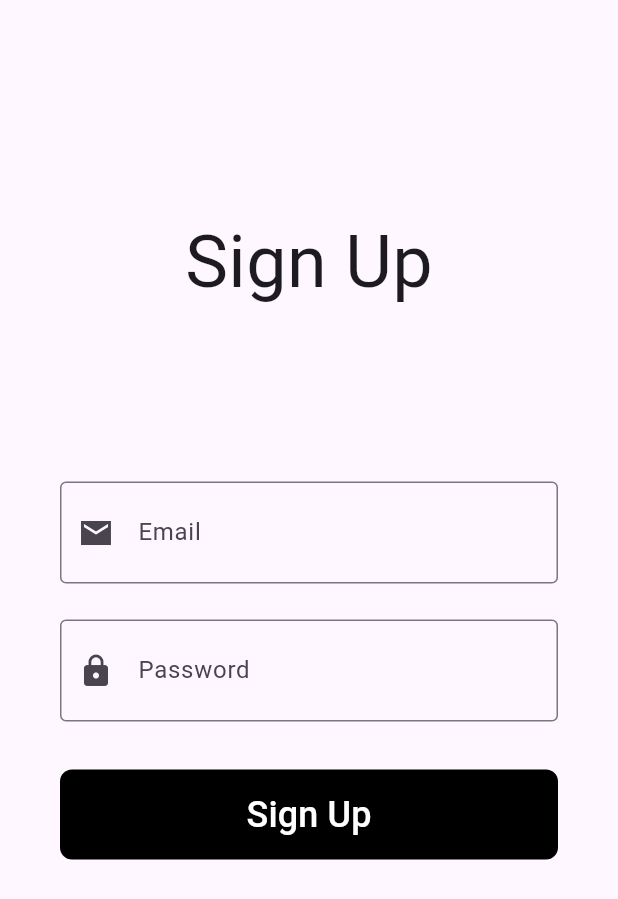
After one commit to ViniBelo/to_do_app_flutter, a Flutter app: the screen it shows after launch, after a tap on "here", on a phone screen of 412 x 824 dp. The commit adds this screen. Shown: the top 899 px of the screen. Run offline on Flutter 3.47's test engine with Material 3 defaults, Android fonts, the phone set to English and light mode, and no system bars.

Commit message:
Sign Up Screen

```diff
--- a/lib/main.dart
+++ b/lib/main.dart
@@ -1,5 +1,6 @@
 import 'package:flutter/material.dart';
-import 'package:to_do_app_flutter/view/authentication/login_screen.dart';
+import 'package:to_do_app_flutter/view/authentication/sign_in_screen.dart';
+import 'package:to_do_app_flutter/view/authentication/sign_up_screen.dart';
 
 void main() {
   runApp(const MyApp());
@@ -17,9 +18,10 @@ class MyApp extends StatelessWidget {
         useMaterial3: true,
       ),
       routes: {
-        '/authenticate': (context) => LoginScreen(),
+        '/signIn': (context) => SignInScreen(),
+        '/signUp': (context) => SignUpScreen()
       },
-      initialRoute: '/authenticate',
+      initialRoute: '/signIn',
     );
   }
 }
--- a/lib/view/authentication/components/sign_in_button.dart
+++ b/lib/view/authentication/components/full_width_button.dart
@@ -1,9 +1,14 @@
 import 'package:flutter/material.dart';
 
-class SignInButton extends StatelessWidget {
-  const SignInButton({super.key, required this.onSignInPressed});
+class FullWidthButton extends StatelessWidget {
+  const FullWidthButton({
+    super.key,
+    required this.onPressed,
+    required this.labelText
+  });
 
-  final Function()? onSignInPressed;
+  final Function()? onPressed;
+  final String labelText;
 
   @override
   Widget build(BuildContext context) {
@@ -15,17 +20,17 @@ class SignInButton extends StatelessWidget {
               shape: WidgetStatePropertyAll(
                   RoundedRectangleBorder(
                     borderRadius: BorderRadius.circular(8),
-                  )
-              )
+                  ),
+              ),
           ),
-          onPressed: onSignInPressed,
-          child: const SizedBox(
+          onPressed: onPressed,
+          child: SizedBox(
             width: double.infinity,
             height: 60,
             child: Center(
               child: Text(
-                "Sign In",
-                style: TextStyle(
+                labelText,
+                style: const TextStyle(
                     fontSize: 24
                 ),
               ),
--- a/lib/view/authentication/components/login_form_field.dart
+++ b/lib/view/authentication/components/my_text_form_field.dart
@@ -1,7 +1,7 @@
 import 'package:flutter/material.dart';
 
-class LoginFormField extends StatelessWidget {
-  const LoginFormField({
+class MyTextFormField extends StatelessWidget {
+  const MyTextFormField({
     super.key,
     required this.labelText,
     this.obscureText = false,
--- a/lib/view/authentication/login_screen.dart
+++ b/lib/view/authentication/sign_in_screen.dart
@@ -1,20 +1,20 @@
 import 'package:flutter/material.dart';
-import 'package:to_do_app_flutter/view/authentication/components/login_form_field.dart';
-import 'package:to_do_app_flutter/view/authentication/components/sign_in_button.dart';
+import 'package:to_do_app_flutter/view/authentication/components/my_text_form_field.dart';
+import 'package:to_do_app_flutter/view/authentication/components/full_width_button.dart';
 
-class LoginScreen extends StatelessWidget {
-  const LoginScreen({super.key});
+class SignInScreen extends StatelessWidget {
+  const SignInScreen({super.key});
 
-  onSignUpPressed() {
-
-  }
-
-  onSignInPressed() {
-
-  }
+  onSignInPressed() { }
 
   @override
   Widget build(BuildContext context) {
+    onSignUpPressed() {
+      Navigator.pushNamed(
+          context,
+          '/signUp'
+      );
+    }
     return Scaffold(
       body: SingleChildScrollView(
         child: Padding(
@@ -31,26 +31,30 @@ class LoginScreen extends StatelessWidget {
                   ),
                 ),
               ),
-              const LoginFormField(
+              const MyTextFormField(
                 labelText: "Email",
                 prefixIcon: Icon(Icons.email_sharp),
               ),
-              const LoginFormField(
+              const MyTextFormField(
                 labelText: "Password",
                 prefixIcon: Icon(Icons.lock),
                 obscureText: true,
               ),
-              SignInButton(
-                onSignInPressed: onSignInPressed,
+              FullWidthButton(
+                onPressed: onSignInPressed,
+                labelText: "Sign In",
               ),
-              const Row(
+              Row(
                 mainAxisAlignment: MainAxisAlignment.center,
                 children: [
-                  Text("Don't have an account? Sign Up "),
-                  Text(
-                    "here",
-                    style: TextStyle(
-                      color: Colors.blueAccent
+                  const Text("Don't have an account? Sign Up "),
+                  GestureDetector(
+                    onTap: onSignUpPressed,
+                    child: const Text(
+                      "here",
+                      style: TextStyle(
+                        color: Colors.blueAccent
+                      ),
                     ),
                   ),
                 ],
--- /dev/null
+++ b/lib/view/authentication/sign_up_screen.dart
@@ -0,0 +1,47 @@
+import 'package:flutter/material.dart';
+import 'package:to_do_app_flutter/view/authentication/components/full_width_button.dart';
+import 'package:to_do_app_flutter/view/authentication/components/my_text_form_field.dart';
+
+class SignUpScreen extends StatelessWidget {
+  const SignUpScreen({super.key});
+
+  onSignUpPressed() { }
+
+  @override
+  Widget build(BuildContext context) {
+    return Scaffold(
+      body: SingleChildScrollView(
+        child: Padding(
+          padding: const EdgeInsets.all(40),
+          child: Column(
+            mainAxisAlignment: MainAxisAlignment.start,
+            children: [
+              const Padding(
+                padding: EdgeInsets.only(top: 100, bottom: 100),
+                child: Text(
+                  "Sign Up",
+                  style: TextStyle(
+                      fontSize: 48
+                  ),
+                ),
+              ),
+              const MyTextFormField(
+                labelText: "Email",
+                prefixIcon: Icon(Icons.email_sharp),
+              ),
+              const MyTextFormField(
+                labelText: "Password",
+                prefixIcon: Icon(Icons.lock),
+                obscureText: true,
+              ),
+              FullWidthButton(
+                onPressed: onSignUpPressed,
+                labelText: 'Sign Up',
+              ),
+            ],
+          ),
+        ),
+      ),
+    );
+  }
+}
```
